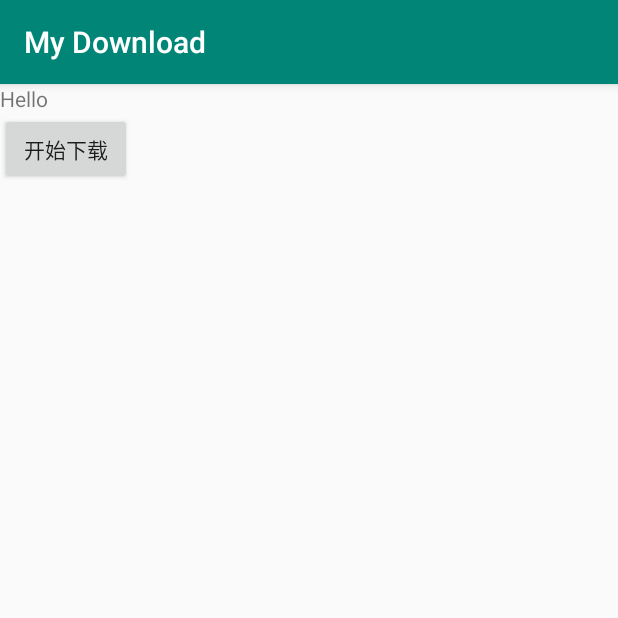
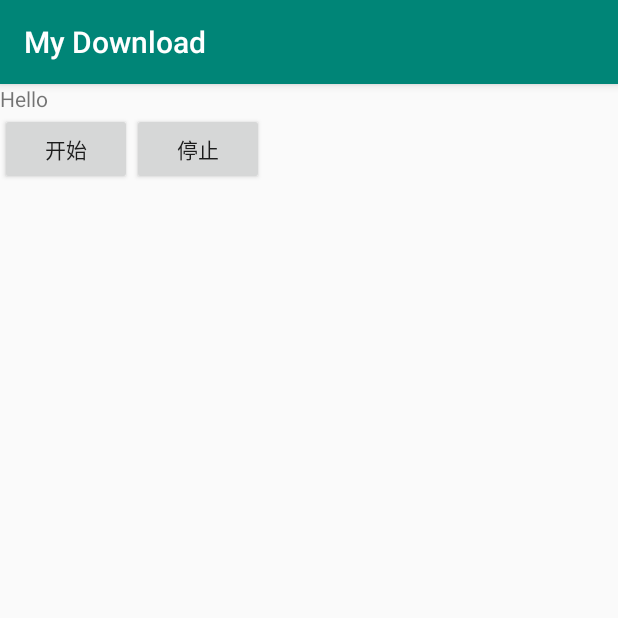
Before and after one commit to yongtiger/android-Download, an Android app: the screen it shows after launch (MainActivity), on a phone screen of 412 x 824 dp, the top half of it. Run offline under Robolectric (Android 15) with nearby library versions, the phone set to English and light mode, and no system bars; libraries missing offline, so code that uses them is left out: com.squareup.leakcanary; 2 statements that could not run were skipped.

Commit message:
增加stop按钮

```diff
--- a/app/src/main/java/cc/brainbook/study/mydownload/download/httpurlconnection/simple/MainActivity.java
+++ b/app/src/main/java/cc/brainbook/study/mydownload/download/httpurlconnection/simple/MainActivity.java
@@ -22,7 +22,7 @@ public class MainActivity extends AppCompatActivity implements DownloadCallback
 
     public TextView mTextView;
 
-    private DownloadTask downloadTask;
+    private DownloadTask mDownloadTask;
 
     @Override
     protected void onCreate(Bundle savedInstanceState) {
@@ -42,12 +42,28 @@ public class MainActivity extends AppCompatActivity implements DownloadCallback
         }
 
         ///实例化DownloadTask时传入Activity引用，方便操作view
-        downloadTask = new DownloadTask(this);
+        mDownloadTask = new DownloadTask(this);
 
     }
 
+    @Override
+    protected void onDestroy() {
+        Log.d(TAG, "============== MainActivity#onDestroy(): ==============");
+        stopDownload(mDownloadTask);
+
+        super.onDestroy();
+    }
+
     public void startDownload(View view) {
-//        downloadTask.setFileUrl("http://23.237.10.182/ljdy_v1.0.1.apk")
+        startDownload(mDownloadTask);
+    }
+
+    public void stopDownload(View view) {
+        stopDownload(mDownloadTask);
+    }
+
+    private void startDownload(DownloadTask downloadTask) {
+        //        downloadTask.setFileUrl("http://23.237.10.182/ljdy_v1.0.1.apk")
 //                .setFileName("ljdy_v1.0.1.apk")
 //                .setSavePath(DOWNLOAD_PATH)
 //                .setDownloadCallback(this)
@@ -88,11 +104,7 @@ public class MainActivity extends AppCompatActivity implements DownloadCallback
                 .start();
     }
 
-    @Override
-    protected void onDestroy() {
-        Log.d(TAG, "============== MainActivity#onDestroy(): ==============");
-        super.onDestroy();
-
+    private void stopDownload(DownloadTask downloadTask) {
         if (downloadTask != null) {
             ///停止下载线程，避免内存泄漏
             downloadTask.stop();
--- a/app/src/main/res/layout/activity_main.xml
+++ b/app/src/main/res/layout/activity_main.xml
@@ -13,11 +13,25 @@
         android:layout_height="wrap_content"
         android:text="Hello"/>
 
-    <Button
-        android:layout_width="wrap_content"
+    <LinearLayout
+        android:layout_width="match_parent"
         android:layout_height="wrap_content"
-        android:text="开始下载"
-        android:onClick="startDownload"
-        />
+        android:orientation="horizontal">
+
+        <Button
+            android:layout_width="wrap_content"
+            android:layout_height="wrap_content"
+            android:text="开始"
+            android:onClick="startDownload"
+            />
+
+        <Button
+            android:layout_width="wrap_content"
+            android:layout_height="wrap_content"
+            android:text="停止"
+            android:onClick="stopDownload"
+            />
+
+    </LinearLayout>
 
 </LinearLayout>
```
